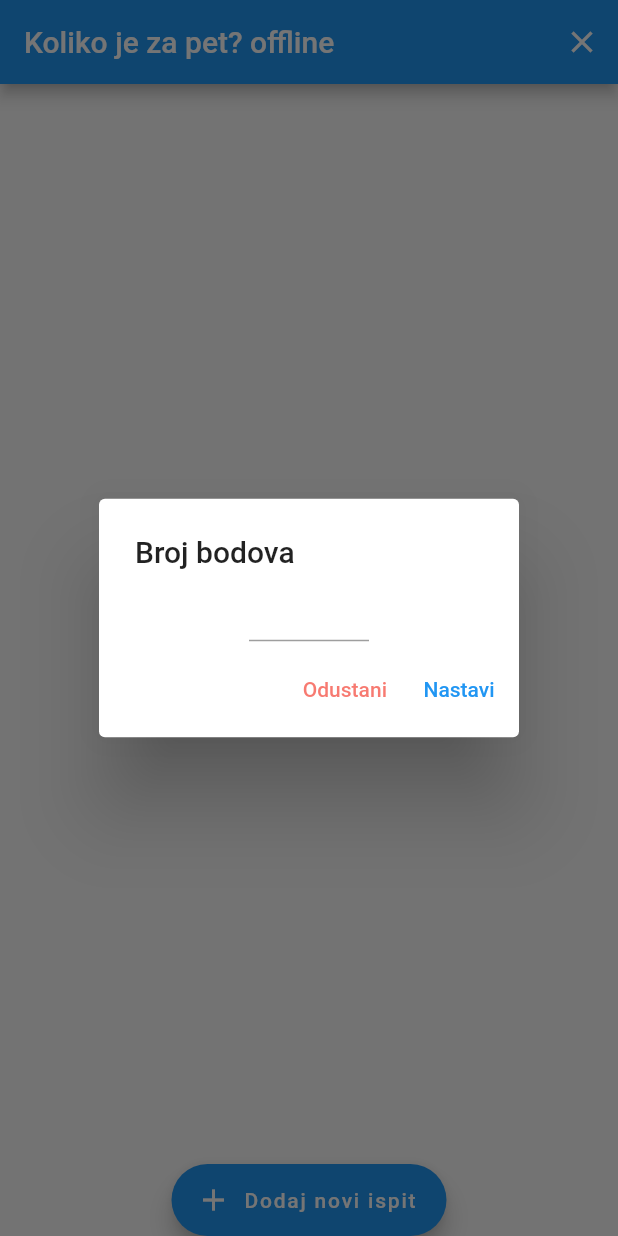
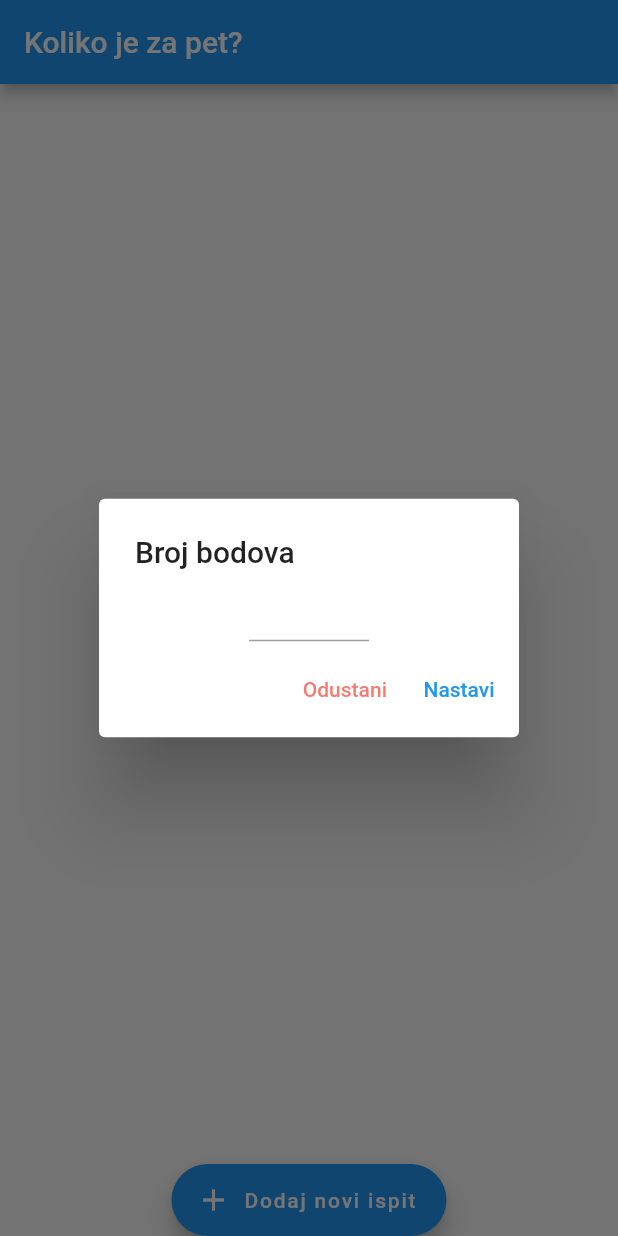
Before and after one commit to llekcevi/koliko_je_za_pet, a Flutter app: the screen it shows after launch, after a tap on "Dodaj novi ispit", on a phone screen of 412 x 824 dp. Run offline on Flutter 3.47's test engine with Material 2 defaults, Android fonts, the phone set to English and light mode, and no system bars; our stand-ins replace flutter_riverpod, hive, hive_flutter; accounts and stored records are empty.

Commit message:
Simplified appbar

```diff
--- a/lib/screens/home_page.dart
+++ b/lib/screens/home_page.dart
@@ -1,5 +1,4 @@
 import 'package:flutter/material.dart';
-import 'package:kolko_je_za_pet/hive_functions.dart';
 import 'package:kolko_je_za_pet/widgets/exams_by_razred.dart';
 import 'package:kolko_je_za_pet/widgets/buttons/add_new_exam_floating_action_button.dart';
 
@@ -7,21 +6,13 @@ import '../widgets/razred_filters.dart';
 
 class HomePage extends StatelessWidget {
   const HomePage({super.key});
-// [] extract custom appBar widget
   @override
   Widget build(BuildContext context) {
     return MaterialApp(
       debugShowCheckedModeBanner: false,
       home: Scaffold(
         appBar: AppBar(
-          title: const Text("Koliko je za pet? offline"),
-          actions: [
-            IconButton(
-                onPressed: (() {
-                  deleteAllExams();
-                }),
-                icon: const Icon(Icons.clear)),
-          ],
+          title: const Text("Koliko je za pet?"),
         ),
         body: SafeArea(
           child: Center(
```
